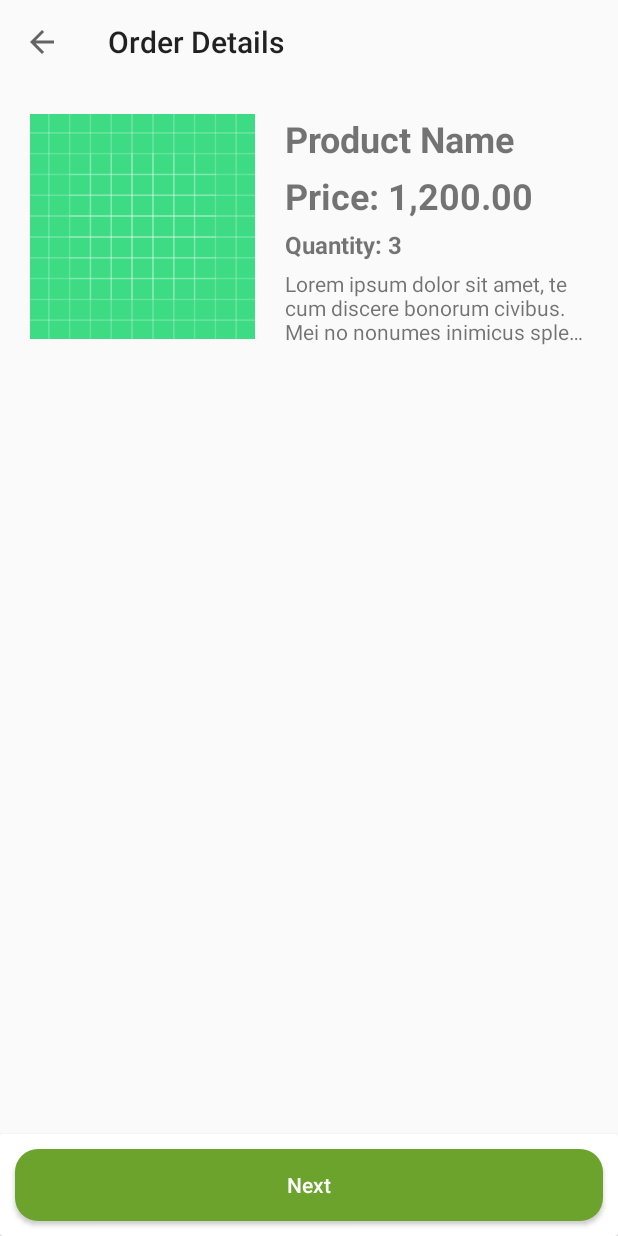
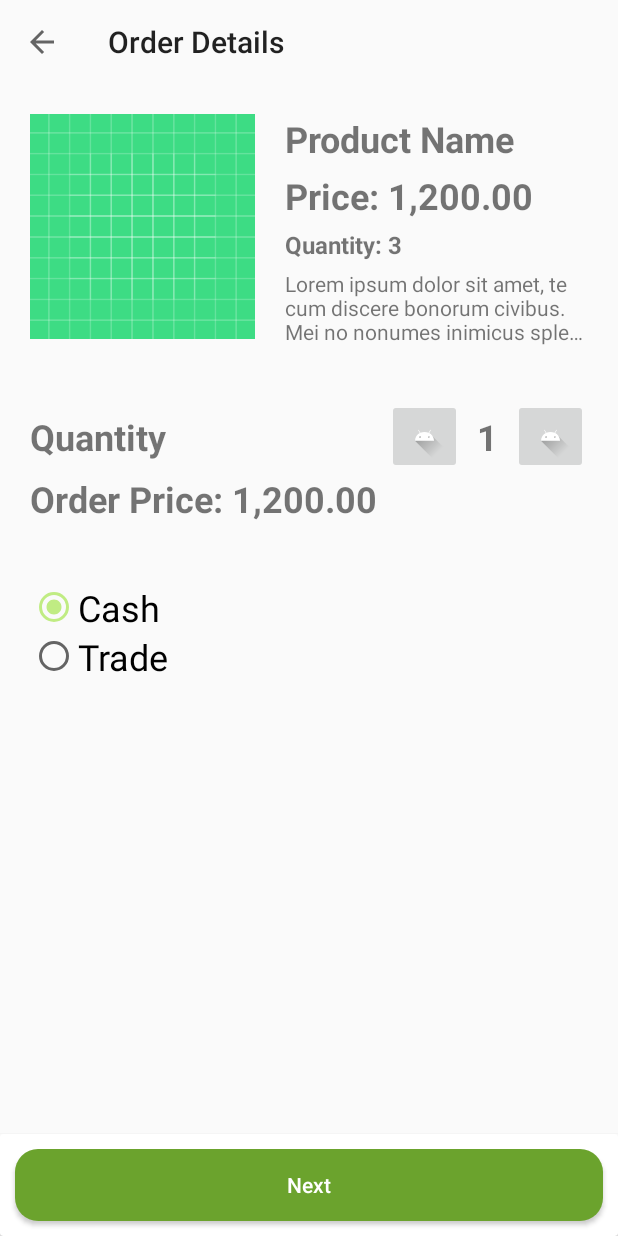
Before and after one commit to Jeofferson/SafeFoodPH, an Android app: the PaymentMethod screen opened directly, with no data from a screen before it, on a phone screen of 412 x 824 dp. Run offline under Robolectric (Android 15) with nearby library versions, the phone set to English and light mode, and no system bars; network calls fail; pictures from the network do not load; 6 statements that could not run were skipped.

Commit message:
order details done

```diff
--- a/app/src/main/AndroidManifest.xml
+++ b/app/src/main/AndroidManifest.xml
@@ -13,7 +13,9 @@
         android:supportsRtl="true"
         android:theme="@style/AppTheme"
         android:usesCleartextTraffic="true">
-        <activity android:name=".Activities.PaymentMethod"></activity>
+        <activity android:name=".Activities.ItemsToTrade"></activity>
+        <activity android:name=".Activities.AdditionalMessage" />
+        <activity android:name=".Activities.PaymentMethod" />
         <activity android:name=".Activities.MainActivity" />
         <activity android:name=".Activities.Register" />
         <activity android:name=".Activities.LogIn">
--- a/app/src/main/java/com/example/aimhackathonentry/Activities/PaymentMethod.java
+++ b/app/src/main/java/com/example/aimhackathonentry/Activities/PaymentMethod.java
@@ -7,8 +7,14 @@ import androidx.appcompat.widget.Toolbar;
 import android.app.Activity;
 import android.os.Bundle;
 import android.view.MenuItem;
+import android.view.View;
+import android.widget.Button;
+import android.widget.ImageButton;
 import android.widget.ImageView;
+import android.widget.RadioButton;
+import android.widget.RadioGroup;
 import android.widget.TextView;
+import android.widget.Toast;
 
 import com.bumptech.glide.Glide;
 import com.example.aimhackathonentry.ObjectModels.Product;
@@ -18,7 +24,9 @@ import com.example.aimhackathonentry.SessionVariables.SuperGlobals;
 public class PaymentMethod extends AppCompatActivity {
 
 
-    Product product;
+    private Product product;
+
+    private int orderQuantity;
 
     private Toolbar toolbar;
 
@@ -27,6 +35,15 @@ public class PaymentMethod extends AppCompatActivity {
     private TextView lblPrice;
     private TextView lblQuantity;
     private TextView lblDescription;
+
+    private ImageButton btnDecreaseQuantity;
+    private TextView lblOrderQuantity;
+    private ImageButton btnIncreaseQuantity;
+    private TextView lblOrderPrice;
+
+    private RadioGroup radioGroupPaymentMethod;
+
+    private Button btnNext;
 
 
     @Override
@@ -79,11 +96,78 @@ public class PaymentMethod extends AppCompatActivity {
         lblQuantity = findViewById(R.id.lblQuantity);
         lblDescription = findViewById(R.id.lblDescription);
 
+        btnDecreaseQuantity = findViewById(R.id.btnDecreaseQuantity);
+        lblOrderQuantity = findViewById(R.id.lblOrderQuantity);
+        btnIncreaseQuantity = findViewById(R.id.btnIncreaseQuantity);
+        lblOrderPrice = findViewById(R.id.lblOrderPrice);
+
+        radioGroupPaymentMethod = findViewById(R.id.radioGroupPaymentMethod);
+
+        btnNext = findViewById(R.id.btnNext);
+
         Glide.with(PaymentMethod.this).load(product.getProductDisplayPicture()).into(imgDisplayPicture);
         lblProductName.setText(product.getProductName());
-        lblPrice.setText(String.format("₱%,.2f", product.getPrice()));
+        lblPrice.setText(String.format("₱%,.2f each", product.getPrice()));
         lblQuantity.setText(String.format("Quantity: %d", product.getQuantity()));
         lblDescription.setText(product.getDescription());
+
+        lblOrderPrice.setText(String.format("Order Price: ₱%,.2f", product.getPrice()));
+
+        btnDecreaseQuantity.setOnClickListener(new View.OnClickListener() {
+            @Override
+            public void onClick(View v) {
+
+                modifyQuantity(false);
+
+            }
+        });
+
+        btnIncreaseQuantity.setOnClickListener(new View.OnClickListener() {
+            @Override
+            public void onClick(View v) {
+
+                modifyQuantity(true);
+
+            }
+        });
+
+        btnNext.setOnClickListener(new View.OnClickListener() {
+            @Override
+            public void onClick(View v) {
+
+                next();
+
+            }
+        });
+
+    }
+
+
+    private void modifyQuantity(boolean doIncrease) {
+
+        orderQuantity = Integer.parseInt(lblOrderQuantity.getText().toString().trim());
+
+        if (!doIncrease) {
+
+            orderQuantity = Math.max((orderQuantity - 1), 1);
+
+        } else {
+
+            orderQuantity = Math.min((orderQuantity + 1), product.getQuantity());
+
+        }
+
+        lblOrderQuantity.setText(String.valueOf(orderQuantity));
+        lblOrderPrice.setText(String.format("Order Price: ₱%,.2f", product.getPrice() * orderQuantity));
+
+    }
+
+
+    private void next() {
+
+        SuperGlobals.orderQuantity = Integer.parseInt(lblOrderQuantity.getText().toString().trim());
+        SuperGlobals.paymentMethod = String.valueOf(((RadioButton) findViewById(radioGroupPaymentMethod.getCheckedRadioButtonId())).getText());
+
 
     }
 
--- a/app/src/main/java/com/example/aimhackathonentry/Fragments/FragmentProduct.java
+++ b/app/src/main/java/com/example/aimhackathonentry/Fragments/FragmentProduct.java
@@ -111,7 +111,7 @@ public class FragmentProduct extends Fragment {
 
         Glide.with(view.getContext()).load(product.getProductDisplayPicture()).into(imgDisplayPicture);
         lblProductName.setText(product.getProductName());
-        lblPrice.setText(String.format("₱%,.2f", product.getPrice()));
+        lblPrice.setText(String.format("₱%,.2f each", product.getPrice()));
         lblQuantity.setText(String.format("Quantity: %d", product.getQuantity()));
         lblDescription.setText(product.getDescription());
         String fullName = String.format("%s %s", product.getFirstName(), product.getLastName());
--- a/app/src/main/java/com/example/aimhackathonentry/SessionVariables/SuperGlobals.java
+++ b/app/src/main/java/com/example/aimhackathonentry/SessionVariables/SuperGlobals.java
@@ -18,6 +18,9 @@ public class SuperGlobals {
     public static User currentUser;
     public static Product currentProduct;
 
+    public static int orderQuantity;
+    public static String paymentMethod;
+
     public static LinkedHashMap<String, ArrayList<Fragment>> tabLinkedHashMap = new LinkedHashMap<>();
 
     public static List<Product> productList = new ArrayList<>();
--- a/app/src/main/res/layout/activity_payment_method.xml
+++ b/app/src/main/res/layout/activity_payment_method.xml
@@ -80,6 +80,96 @@
 
         </LinearLayout>
 
+        <LinearLayout
+            android:layout_width="match_parent"
+            android:layout_height="wrap_content"
+            android:orientation="vertical">
+
+            <LinearLayout
+                android:layout_marginTop="20dp"
+                android:layout_marginStart="20dp"
+                android:layout_marginEnd="20dp"
+                android:layout_width="match_parent"
+                android:layout_height="wrap_content"
+                android:orientation="horizontal">
+
+                <TextView
+                    android:layout_gravity="center_vertical"
+                    android:layout_width="0dp"
+                    android:layout_height="wrap_content"
+                    android:layout_weight="1"
+                    android:textSize="24sp"
+                    android:textStyle="bold"
+                    android:text="Quantity"/>
+
+                <ImageButton
+                    android:id="@+id/btnDecreaseQuantity"
+                    android:layout_gravity="center_vertical"
+                    android:layout_width="50dp"
+                    android:layout_height="50dp"
+                    android:scaleType="centerCrop"
+                    android:src="@drawable/ic_launcher_foreground"/>
+
+                <TextView
+                    android:id="@+id/lblOrderQuantity"
+                    android:layout_gravity="center_vertical"
+                    android:paddingStart="10dp"
+                    android:paddingEnd="10dp"
+                    android:layout_width="wrap_content"
+                    android:layout_height="50dp"
+                    android:gravity="center"
+                    android:textSize="24sp"
+                    android:textStyle="bold"
+                    android:text="1"/>
+
+                <ImageButton
+                    android:id="@+id/btnIncreaseQuantity"
+                    android:layout_gravity="center_vertical"
+                    android:layout_width="50dp"
+                    android:layout_height="50dp"
+                    android:scaleType="centerCrop"
+                    android:src="@drawable/ic_launcher_foreground"/>
+
+            </LinearLayout>
+
+            <TextView
+                android:id="@+id/lblOrderPrice"
+                android:layout_marginStart="20dp"
+                android:layout_marginEnd="20dp"
+                android:layout_marginBottom="20dp"
+                android:layout_width="wrap_content"
+                android:layout_height="wrap_content"
+                android:textSize="24sp"
+                android:textStyle="bold"
+                android:text="Order Price: 1,200.00"/>
+
+        </LinearLayout>
+
+        <RadioGroup
+            android:id="@+id/radioGroupPaymentMethod"
+            android:layout_marginTop="20dp"
+            android:layout_marginStart="20dp"
+            android:layout_marginEnd="20dp"
+            android:layout_width="match_parent"
+            android:layout_height="wrap_content"
+            android:checkedButton="@id/radioButtonCash">
+
+            <RadioButton
+                android:id="@+id/radioButtonCash"
+                android:layout_width="match_parent"
+                android:layout_height="wrap_content"
+                android:textSize="24sp"
+                android:text="Cash"/>
+
+            <RadioButton
+                android:id="@+id/radioButtonTrade"
+                android:layout_width="match_parent"
+                android:layout_height="wrap_content"
+                android:textSize="24sp"
+                android:text="Trade"/>
+
+        </RadioGroup>
+
     </LinearLayout>
 
     <androidx.cardview.widget.CardView
@@ -88,7 +178,8 @@
         android:layout_height="wrap_content">
 
         <Button
-             android:layout_margin="10dp"
+            android:id="@+id/btnNext"
+            android:layout_margin="10dp"
             android:layout_width="match_parent"
             android:layout_height="match_parent"
             android:background="@drawable/my_button_1"
```
Also changed, not shown: app/src/main/java/com/example/aimhackathonentry/Activities/AdditionalMessage.java (added, +16 -0 lines), app/src/main/java/com/example/aimhackathonentry/Activities/ItemsToTrade.java (added, +16 -0 lines), app/src/main/res/layout/activity_additional_message.xml (added, +9 -0 lines), app/src/main/res/layout/activity_items_to_trade.xml (added, +9 -0 lines).
